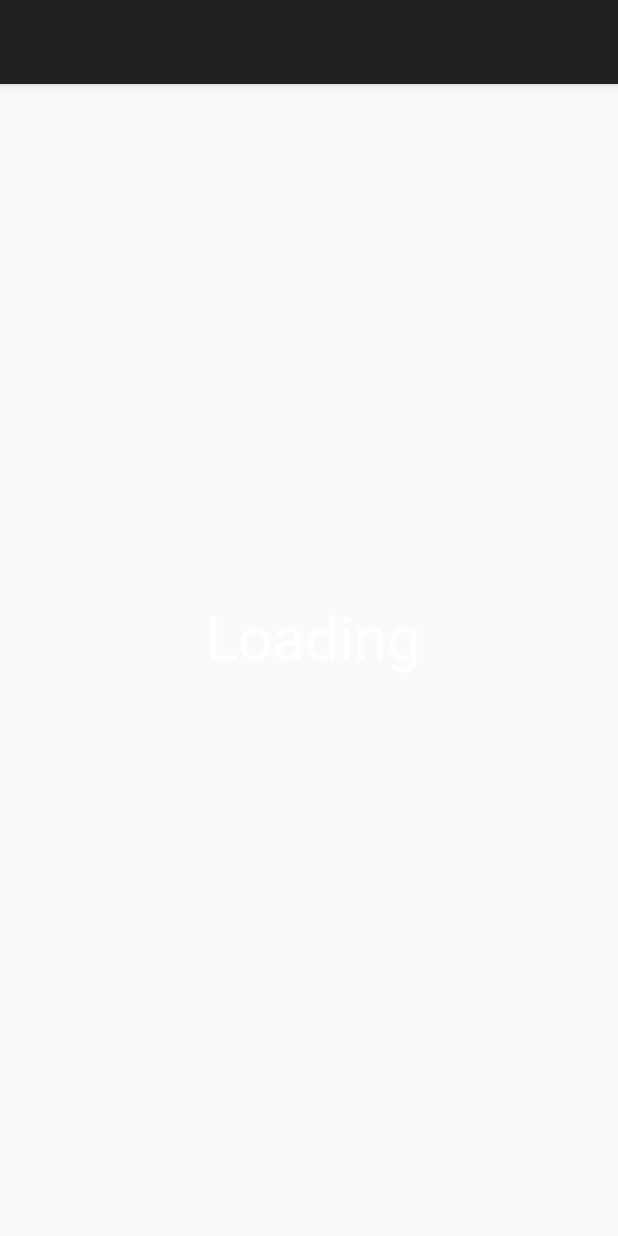
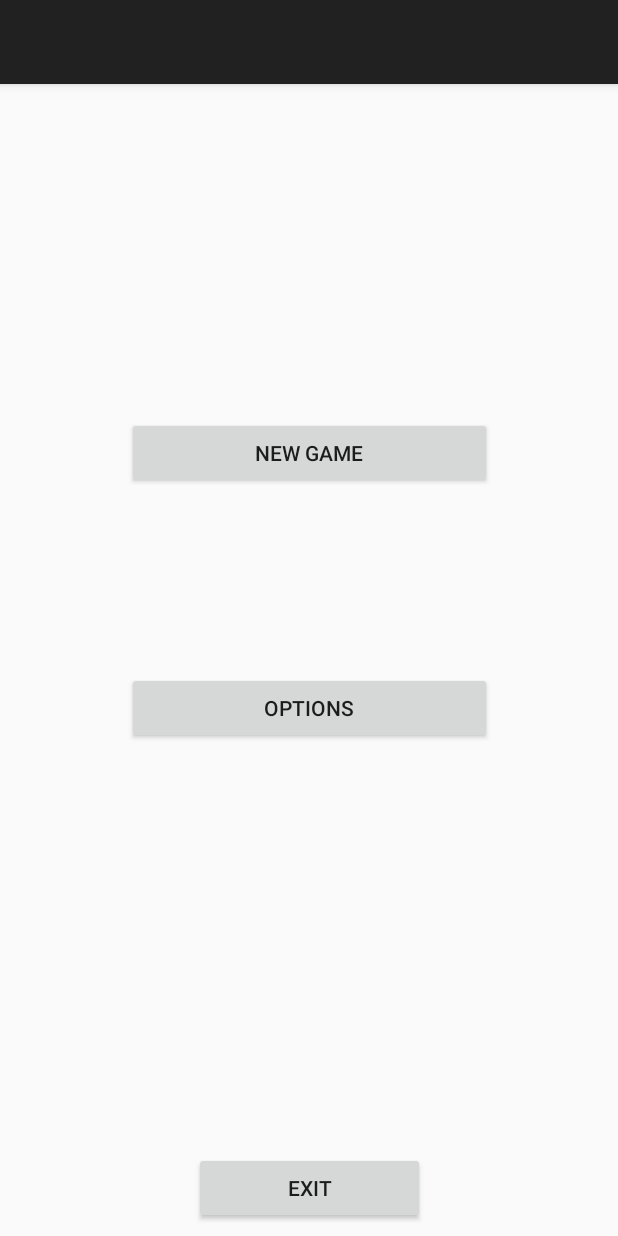
Before and after one commit to rockieDevelop/Bounce, an Android app: the screen it shows after launch (MainActivity before the commit, menu after it), on a phone screen of 412 x 824 dp. Run offline under Robolectric (Android 15) with nearby library versions, the phone set to English and light mode, and no system bars.

Commit message:
Zvuky, SharedPreferences, Menu
Přidání zvuků během hry(i s nastavením), přidáni počátečního menu, do kterého se během hry lze vrátit a z něj zpět do rozehrané hry.

```diff
--- a/app/src/main/AndroidManifest.xml
+++ b/app/src/main/AndroidManifest.xml
@@ -12,13 +12,15 @@
         android:roundIcon="@mipmap/ic_launcher_round"
         android:supportsRtl="true"
         android:theme="@style/AppTheme">
-        <activity android:name=".MainActivity">
+        <activity android:name=".menu">
             <intent-filter>
                 <action android:name="android.intent.action.MAIN" />
 
                 <category android:name="android.intent.category.LAUNCHER" />
             </intent-filter>
         </activity>
+        <activity android:name=".MainActivity"></activity>
+        <activity android:name=".options"></activity>
     </application>
 
 </manifest>
--- a/app/src/main/java/com/example/safra/bounce/MainActivity.java
+++ b/app/src/main/java/com/example/safra/bounce/MainActivity.java
@@ -3,6 +3,7 @@ package com.example.safra.bounce;
 import android.app.Activity;
 import android.os.Bundle;
 import android.os.StrictMode;
+import android.util.Log;
 
 public class MainActivity extends Activity {
 
@@ -13,4 +14,5 @@ public class MainActivity extends Activity {
         //StrictMode.setThreadPolicy(policy);
         setContentView(R.layout.activity_main);
     }
+
 }
--- a/app/src/main/java/com/example/safra/bounce/Player.java
+++ b/app/src/main/java/com/example/safra/bounce/Player.java
@@ -32,6 +32,10 @@ public class Player extends Creature {
     @Override
     public void update() {
         move();
+        menu.mySharedEditor = menu.mySharedPref.edit();
+        menu.mySharedEditor.putInt("pX",(int)(myLeft+1)/MyView.WIDTH);
+        menu.mySharedEditor.putInt("pY",(int)(myTop+1)/MyView.HEIGHT);
+        menu.mySharedEditor.apply();
         if(falling){
             yMove += gravity;
             if(yMove > MAX_SPEED/2)
@@ -53,6 +57,8 @@ public class Player extends Creature {
             yMove = 0;
         }
         if(collisionWith()){
+            if(MyView.optionSounds)
+                MyView.sound.playDieSound();
             view.restart();
             xMove = 0;
             yMove = 0;
--- /dev/null
+++ b/app/src/main/java/com/example/safra/bounce/menu.java
@@ -0,0 +1,92 @@
+package com.example.safra.bounce;
+
+import android.app.Activity;
+import android.content.Context;
+import android.content.Intent;
+import android.content.SharedPreferences;
+import android.os.Bundle;
+import android.os.Process;
+import android.util.Log;
+import android.view.View;
+import android.widget.Button;
+
+public class menu extends Activity {
+
+    public static SharedPreferences mySharedPref;
+    public static SharedPreferences.Editor mySharedEditor;
+    int x,y,l;
+
+    @Override
+    protected void onCreate(Bundle savedInstanceState) {
+        super.onCreate(savedInstanceState);
+        setContentView(R.layout.activity_menu);
+
+        mySharedPref = getSharedPreferences("myPref", Context.MODE_PRIVATE);
+        x = mySharedPref.getInt("pX",-1);
+        y = mySharedPref.getInt("pY",-1);
+        l = mySharedPref.getInt("level",-1);
+        Log.d("test", "xyl "+x +" "+y+" "+l);
+
+        Button game = (Button) findViewById(R.id.new_game);
+        game.setOnClickListener(new View.OnClickListener() {
+            public void onClick(View view) {
+                if(x != -1) {
+                    mySharedEditor = mySharedPref.edit();
+                    mySharedEditor.remove("pX");
+                    //Log.d("test", "xko "+x);
+                    mySharedEditor.commit();
+                }
+                if(y != -1) {
+                    mySharedEditor = mySharedPref.edit();
+                    mySharedEditor.remove("pY");
+                    //Log.d("test", "yps "+y);
+                    mySharedEditor.commit();
+                }
+                if(l != -1) {
+                    mySharedEditor = mySharedPref.edit();
+                    mySharedEditor.remove("level");
+                    mySharedEditor.commit();
+                }
+                Intent myIntent = new Intent(view.getContext(), MainActivity.class);
+                startActivityForResult(myIntent, 0);
+            }
+        });
+
+        Button cont = (Button) findViewById(R.id.cont);
+        if(x == -1 && y == -1 && l == -1){
+            View b = findViewById(R.id.cont);
+            b.setVisibility(View.GONE);
+        }
+        cont.setOnClickListener(new View.OnClickListener() {
+            public void onClick(View view) {
+                Intent myIntent = new Intent(view.getContext(), MainActivity.class);
+                startActivityForResult(myIntent, 0);
+            }
+        });
+
+        Button options = (Button) findViewById(R.id.options);
+        options.setOnClickListener(new View.OnClickListener(){
+            public void onClick(View view){
+                Intent myIntent = new Intent(view.getContext(), options.class);
+                startActivityForResult(myIntent, 0);
+            }
+        });
+
+        Button exit = (Button) findViewById(R.id.exit);
+        exit.setOnClickListener(new View.OnClickListener(){
+            public void onClick(View view){
+                mySharedEditor = mySharedPref.edit();
+                mySharedEditor.clear();
+                mySharedEditor.commit();
+                finish();
+                //System.exit(0);
+            }
+        });
+    }
+
+    @Override
+    protected void onDestroy() {
+        Process.killProcess(Process.myPid());
+        super.onDestroy();
+    }
+}
--- /dev/null
+++ b/app/src/main/res/layout/activity_menu.xml
@@ -0,0 +1,65 @@
+<?xml version="1.0" encoding="utf-8"?>
+<android.support.constraint.ConstraintLayout xmlns:android="http://schemas.android.com/apk/res/android"
+    xmlns:app="http://schemas.android.com/apk/res-auto"
+    xmlns:tools="http://schemas.android.com/tools"
+    android:layout_width="match_parent"
+    android:layout_height="match_parent"
+    tools:context=".menu">
+
+    <Button
+        android:id="@+id/new_game"
+        android:layout_width="243dp"
+        android:layout_height="wrap_content"
+        android:layout_marginStart="8dp"
+        android:layout_marginTop="8dp"
+        android:layout_marginEnd="8dp"
+        android:layout_marginBottom="8dp"
+        android:text="New Game"
+        app:layout_constraintBottom_toBottomOf="parent"
+        app:layout_constraintEnd_toEndOf="parent"
+        app:layout_constraintHorizontal_bias="0.504"
+        app:layout_constraintStart_toStartOf="parent"
+        app:layout_constraintTop_toTopOf="parent"
+        app:layout_constraintVertical_bias="0.304" />
+
+    <Button
+        android:id="@+id/exit"
+        android:layout_width="154dp"
+        android:layout_height="wrap_content"
+        android:layout_marginStart="8dp"
+        android:layout_marginEnd="8dp"
+        android:layout_marginBottom="8dp"
+        android:text="Exit"
+        app:layout_constraintBottom_toBottomOf="parent"
+        app:layout_constraintEnd_toEndOf="parent"
+        app:layout_constraintStart_toStartOf="parent" />
+
+    <Button
+        android:id="@+id/cont"
+        android:layout_width="243dp"
+        android:layout_height="wrap_content"
+        android:layout_marginStart="8dp"
+        android:layout_marginTop="44dp"
+        android:layout_marginEnd="8dp"
+        android:layout_marginBottom="8dp"
+        android:text="Continue"
+        app:layout_constraintBottom_toTopOf="@+id/new_game"
+        app:layout_constraintEnd_toEndOf="parent"
+        app:layout_constraintStart_toStartOf="parent"
+        app:layout_constraintTop_toTopOf="parent" />
+
+    <Button
+        android:id="@+id/options"
+        android:layout_width="243dp"
+        android:layout_height="wrap_content"
+        android:layout_marginStart="8dp"
+        android:layout_marginTop="8dp"
+        android:layout_marginEnd="8dp"
+        android:layout_marginBottom="8dp"
+        android:text="Options"
+        app:layout_constraintBottom_toTopOf="@+id/exit"
+        app:layout_constraintEnd_toEndOf="parent"
+        app:layout_constraintStart_toStartOf="parent"
+        app:layout_constraintTop_toBottomOf="@+id/new_game"
+        app:layout_constraintVertical_bias="0.301" />
+</android.support.constraint.ConstraintLayout>
```
Also changed, not shown: app/src/main/java/com/example/safra/bounce/MyView.java (+70 -8 lines), app/src/main/java/com/example/safra/bounce/SoundPlayer.java (added, +50 -0 lines), app/src/main/java/com/example/safra/bounce/options.java (added, +55 -0 lines), app/src/main/res/layout/activity_options.xml (added, +51 -0 lines), app/src/main/res/drawable/menu.png (added), 5 other files.
